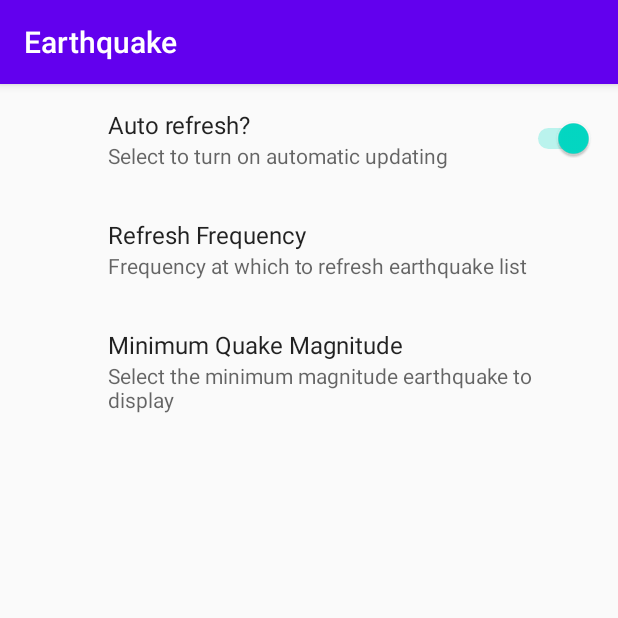
After one commit to JAbozarOid/EarthquakeProject, an Android app: the PreferencesActivity screen opened directly, with no data from a screen before it, on a phone screen of 412 x 824 dp, the top half of it. The commit adds this screen. Run offline under Robolectric (Android 15) with nearby library versions, the phone set to English and light mode, and no system bars; our stand-ins replace androidx.preference.

Commit message:
add preferences settings-99.05.20

```diff
--- a/app/build.gradle
+++ b/app/build.gradle
@@ -35,6 +35,8 @@ dependencies {
     implementation 'com.google.android.material:material:1.1.0'
     implementation "androidx.swiperefreshlayout:swiperefreshlayout:1.1.0"
 
+    implementation "androidx.preference:preference:1.1.1"
+
     def lifecycle_version = "2.2.0"
     //ViewModel and LiveData
     implementation "androidx.lifecycle:lifecycle-extensions:$lifecycle_version"
--- /dev/null
+++ b/app/src/main/java/com/aratel/earthquake/PreferencesActivity.java
@@ -0,0 +1,29 @@
+package com.aratel.earthquake;
+
+import androidx.appcompat.app.AppCompatActivity;
+import androidx.preference.PreferenceFragmentCompat;
+
+import android.os.Bundle;
+
+public class PreferencesActivity extends AppCompatActivity {
+
+    // use these strings to access to access the Shared Preferences used to store each preference value
+    public static final String PREF_AUTO_UPDATE = "PREF_AUTO_UPDATE";
+    public static final String USER_PREFERENCE = "USER_PREFERENCE";
+    public static final String PREF_MIN_MAG = "PREF_MIN_MAG";
+    public static final String PREF_UPDATE_FREQ = "PREF_UPDATE_FREQ";
+
+    @Override
+    protected void onCreate(Bundle savedInstanceState) {
+        super.onCreate(savedInstanceState);
+        setContentView(R.layout.preferences);
+    }
+
+    public static class PrefFragment extends PreferenceFragmentCompat {
+
+        @Override
+        public void onCreatePreferences(Bundle savedInstanceState, String rootKey) {
+            setPreferencesFromResource(R.xml.userpreferences,null);
+        }
+    }
+}
--- /dev/null
+++ b/app/src/main/res/layout/preferences.xml
@@ -0,0 +1,13 @@
+<?xml version="1.0" encoding="utf-8"?><!-- this file include a PrefFragment inner class defined within the PreferencesActivity -->
+<FrameLayout xmlns:android="http://schemas.android.com/apk/res/android"
+    android:layout_width="match_parent"
+    android:layout_height="match_parent">
+
+    <fragment
+        android:id="@+id/preferences_fragment"
+        android:layout_width="match_parent"
+        android:layout_height="match_parent"
+        android:name="com.aratel.earthquake.PreferencesActivity$PrefFragment"
+        />
+
+</FrameLayout>
--- /dev/null
+++ b/app/src/main/res/values/arrays.xml
@@ -0,0 +1,33 @@
+<?xml version="1.0" encoding="utf-8"?>
+<resources>
+    <string-array name="update_freq_options">
+        <item>Every Minute</item>
+        <item>5 minutes</item>
+        <item>10 minutes</item>
+        <item>15 minutes</item>
+        <item>Every Hour</item>
+    </string-array>
+    <string-array name="update_freq_values">
+        <item>1</item>
+        <item>5</item>
+        <item>10</item>
+        <item>15</item>
+        <item>60</item>
+    </string-array>
+    <string-array name="magnitude_options">
+        <item>All Magnitudes</item>
+        <item>Magnitude 3</item>
+        <item>Magnitude 5</item>
+        <item>Magnitude 6</item>
+        <item>Magnitude 7</item>
+        <item>Magnitude 8</item>
+    </string-array>
+    <string-array name="magnitude_values">
+        <item>0</item>
+        <item>3</item>
+        <item>5</item>
+        <item>6</item>
+        <item>7</item>
+        <item>8</item>
+    </string-array>
+</resources>
--- a/app/src/main/res/values/strings.xml
+++ b/app/src/main/res/values/strings.xml
@@ -1,4 +1,9 @@
 <resources>
     <string name="app_name">Earthquake</string>
     <string name="earthquake_feed">https://earthquake.usgs.gov/earthquakes/feed/v1.0/summary/2.5_day.atom</string>
+    <string name="menu_update">Refresh Earthquakes</string>
+    <string name="auto_update_prompt">Auto refresh?</string>
+    <string name="update_freq_prompt">Refresh Frequency</string>
+    <string name="min_quake_mag_prompt">Minimum Quake Magnitude</string>
+    <string name="menu_settings">Settings</string>
 </resources>
--- a/app/src/main/res/values/styles.xml
+++ b/app/src/main/res/values/styles.xml
@@ -6,6 +6,10 @@
         <item name="colorPrimary">@color/colorPrimary</item>
         <item name="colorPrimaryDark">@color/colorPrimaryDark</item>
         <item name="colorAccent">@color/colorAccent</item>
+
+        <item
+            name="preferenceTheme">@style/PreferenceThemeOverlay.v14.Material
+        </item>
     </style>
 
 </resources>
--- /dev/null
+++ b/app/src/main/res/xml/userpreferences.xml
@@ -0,0 +1,25 @@
+<?xml version="1.0" encoding="utf-8"?><!-- this file will define the settings UI for your earthquake application settings -->
+<PreferenceScreen xmlns:android="http://schemas.android.com/apk/res/android">
+    <SwitchPreference
+        android:defaultValue="true"
+        android:key="PREF_AUTO_UPDATE"
+        android:summary="Select to turn on automatic updating"
+        android:title="@string/auto_update_prompt" />
+    <ListPreference
+        android:defaultValue="60"
+        android:dialogTitle="Refresh frequency"
+        android:entries="@array/update_freq_options"
+        android:entryValues="@array/update_freq_values"
+        android:key="PREF_UPDATE_FREQ"
+        android:summary="Frequency at which to refresh earthquake list"
+        android:title="@string/update_freq_prompt" />
+    <ListPreference
+        android:defaultValue="3"
+        android:dialogTitle="Magnitude"
+        android:entries="@array/magnitude_options"
+        android:entryValues="@array/magnitude_values"
+        android:key="PREF_MIN_MAG"
+        android:summary="Select the minimum magnitude earthquake to display"
+        android:title="@string/min_quake_mag_prompt" />
+
+</PreferenceScreen>
```
Also changed, not shown: app/src/main/AndroidManifest.xml (+8 -1 lines), app/src/main/java/com/aratel/earthquake/EarthquakeListFragment.java (+46 -5 lines), app/src/main/java/com/aratel/earthquake/EarthquakeMainActivity.java (+30 -0 lines), app/src/main/res/layout/activity_preferences.xml (added, +9 -0 lines).
